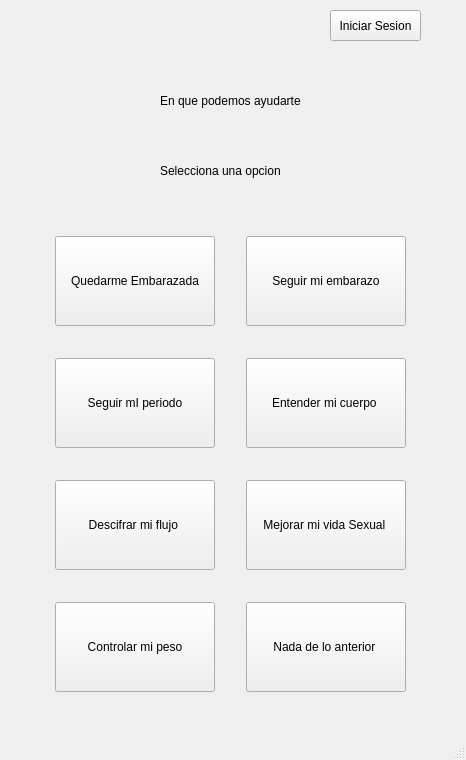
The window that Version estable/mainwindow.ui (Desmond16170/calendarioCM) describes before a commit, drawn with Qt 5.
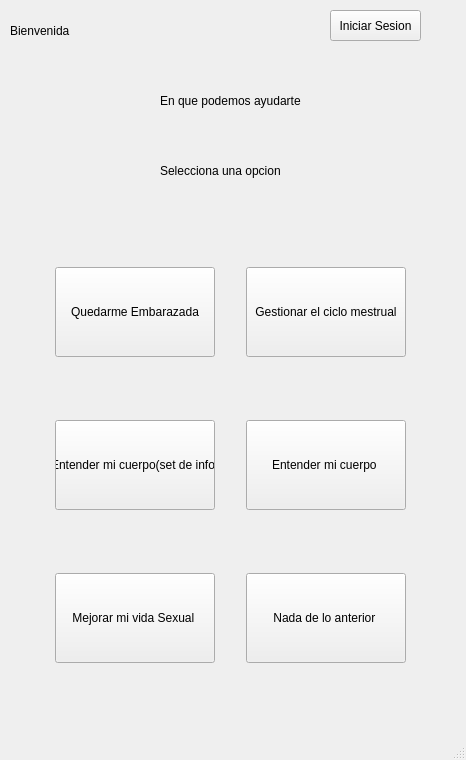
The same window after the commit.

The edit to the form file:
```diff
--- a/Version estable/mainwindow.ui
+++ b/Version estable/mainwindow.ui
@@ -51,64 +51,7 @@
         </size>
        </property>
        <property name="text">
-        <string>Seguir mi embarazo</string>
-       </property>
-      </widget>
-     </item>
-     <item row="2" column="1">
-      <widget class="QPushButton" name="button_controlar_peso_2">
-       <property name="minimumSize">
-        <size>
-         <width>160</width>
-         <height>90</height>
-        </size>
-       </property>
-       <property name="maximumSize">
-        <size>
-         <width>160</width>
-         <height>90</height>
-        </size>
-       </property>
-       <property name="text">
-        <string>Mejorar mi vida Sexual </string>
-       </property>
-      </widget>
-     </item>
-     <item row="3" column="1">
-      <widget class="QPushButton" name="button_nada_2">
-       <property name="minimumSize">
-        <size>
-         <width>160</width>
-         <height>90</height>
-        </size>
-       </property>
-       <property name="maximumSize">
-        <size>
-         <width>160</width>
-         <height>90</height>
-        </size>
-       </property>
-       <property name="text">
-        <string>Nada de lo anterior </string>
-       </property>
-      </widget>
-     </item>
-     <item row="2" column="0">
-      <widget class="QPushButton" name="button_seguir_periodo_2">
-       <property name="minimumSize">
-        <size>
-         <width>160</width>
-         <height>90</height>
-        </size>
-       </property>
-       <property name="maximumSize">
-        <size>
-         <width>160</width>
-         <height>90</height>
-        </size>
-       </property>
-       <property name="text">
-        <string>Descifrar mi flujo </string>
+        <string>Gestionar el ciclo mestrual</string>
        </property>
       </widget>
      </item>
@@ -131,25 +74,6 @@
        </property>
       </widget>
      </item>
-     <item row="3" column="0">
-      <widget class="QPushButton" name="button_entender_cuerpo_2">
-       <property name="minimumSize">
-        <size>
-         <width>160</width>
-         <height>90</height>
-        </size>
-       </property>
-       <property name="maximumSize">
-        <size>
-         <width>160</width>
-         <height>90</height>
-        </size>
-       </property>
-       <property name="text">
-        <string>Controlar mi peso</string>
-       </property>
-      </widget>
-     </item>
      <item row="1" column="0">
       <widget class="QPushButton" name="button_seguir_embarazo_2">
        <property name="minimumSize">
@@ -165,7 +89,7 @@
         </size>
        </property>
        <property name="text">
-        <string>Seguir mI periodo</string>
+        <string>Entender mi cuerpo(set de info)</string>
        </property>
       </widget>
      </item>
@@ -188,6 +112,44 @@
        </property>
       </widget>
      </item>
+     <item row="2" column="0">
+      <widget class="QPushButton" name="button_controlar_peso_2">
+       <property name="minimumSize">
+        <size>
+         <width>160</width>
+         <height>90</height>
+        </size>
+       </property>
+       <property name="maximumSize">
+        <size>
+         <width>160</width>
+         <height>90</height>
+        </size>
+       </property>
+       <property name="text">
+        <string>Mejorar mi vida Sexual </string>
+       </property>
+      </widget>
+     </item>
+     <item row="2" column="1">
+      <widget class="QPushButton" name="button_nada_2">
+       <property name="minimumSize">
+        <size>
+         <width>160</width>
+         <height>90</height>
+        </size>
+       </property>
+       <property name="maximumSize">
+        <size>
+         <width>160</width>
+         <height>90</height>
+        </size>
+       </property>
+       <property name="text">
+        <string>Nada de lo anterior </string>
+       </property>
+      </widget>
+     </item>
     </layout>
    </widget>
    <widget class="QLabel" name="label_2">
@@ -241,6 +203,32 @@
      <string>En que podemos ayudarte</string>
     </property>
    </widget>
+   <widget class="QLabel" name="label_3">
+    <property name="geometry">
+     <rect>
+      <x>10</x>
+      <y>20</y>
+      <width>91</width>
+      <height>21</height>
+     </rect>
+    </property>
+    <property name="text">
+     <string>Bienvenida</string>
+    </property>
+   </widget>
+   <widget class="QLabel" name="usernameLabel">
+    <property name="geometry">
+     <rect>
+      <x>80</x>
+      <y>20</y>
+      <width>91</width>
+      <height>21</height>
+     </rect>
+    </property>
+    <property name="text">
+     <string/>
+    </property>
+   </widget>
   </widget>
   <widget class="QStatusBar" name="statusbar"/>
  </widget>
```
Left out of the diff: 2 changed lines with no effect on the pictures.
